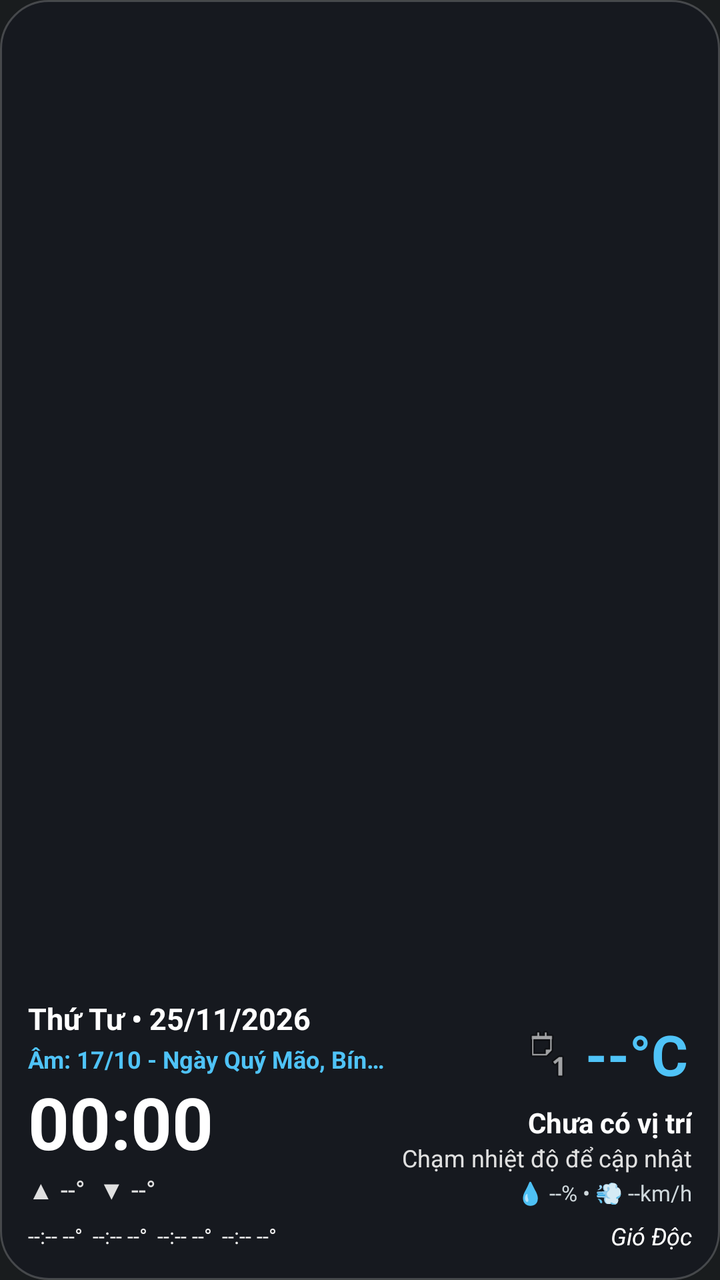
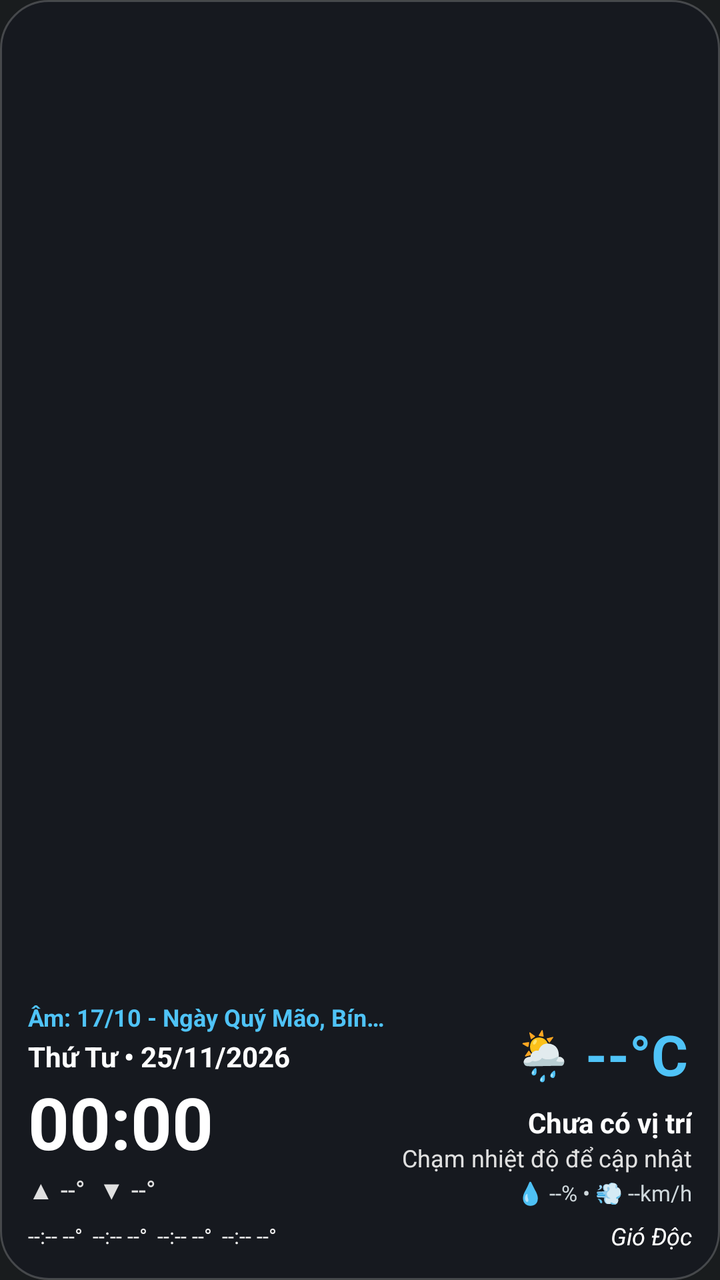

The first picture is an Android layout as it rendered before a commit; the second is the same layout after the commit. The layout source and the unified diff follow.
<!-- AndroidManifest.xml: application theme android:Theme.DeviceDefault.NoActionBar -->
<!-- res/layout/widget_weather_lunar.xml -->
<?xml version="1.0" encoding="utf-8"?>
<RelativeLayout xmlns:android="http://schemas.android.com/apk/res/android"
    android:id="@+id/widget_root"
    android:layout_width="match_parent"
    android:layout_height="match_parent"
    android:background="@drawable/bg_widget_glass_dark"
    android:padding="14dp">

    
    <LinearLayout
        android:id="@+id/left_column"
        android:layout_width="wrap_content"
        android:layout_height="wrap_content"
        android:layout_above="@+id/bottom_row"
        android:layout_alignParentStart="true"
        android:layout_toStartOf="@+id/right_column"
        android:layout_marginEnd="8dp"
        android:gravity="center_vertical"
        android:orientation="vertical">

        
        <TextView
            android:id="@+id/tv_solar_date"
            android:layout_width="wrap_content"
            android:layout_height="wrap_content"
            android:ellipsize="end"
            android:maxLines="1"
            android:text="Thứ Tư • 25/11/2026"
            android:textColor="#FFFFFF"
            android:textSize="15sp"
            android:textStyle="bold" />

        
        <TextView
            android:id="@+id/tv_lunar_date"
            android:layout_width="wrap_content"
            android:layout_height="wrap_content"
            android:layout_marginTop="2dp"
            android:ellipsize="end"
            android:maxLines="1"
            android:text="Âm: 17/10 - Ngày Quý Mão, Bính Ngọ"
            android:textColor="#4FC3F7"
            android:textSize="12sp"
            android:textStyle="bold" />

        
        <TextClock
            android:id="@+id/tv_clock"
            android:layout_width="wrap_content"
            android:layout_height="wrap_content"
            android:layout_marginTop="4dp"
            android:format12Hour="HH:mm"
            android:format24Hour="HH:mm"
            android:includeFontPadding="false"
            android:maxLines="1"
            android:textColor="#FFFFFF"
            android:textSize="36sp"
            android:textStyle="bold" />

        
        <TextView
            android:id="@+id/tv_min_max_temp"
            android:layout_width="wrap_content"
            android:layout_height="wrap_content"
            android:layout_marginTop="2dp"
            android:maxLines="1"
            android:text="▲ --°  ▼ --°"
            android:textColor="#E0E0E0"
            android:textSize="13sp" />
    </LinearLayout>

    
    <LinearLayout
        android:id="@+id/right_column"
        android:layout_width="wrap_content"
        android:layout_height="wrap_content"
        android:layout_above="@+id/bottom_row"
        android:layout_alignParentEnd="true"
        android:gravity="end|top"
        android:orientation="vertical">

        
        <LinearLayout
            android:id="@+id/btn_refresh_weather"
            android:layout_width="wrap_content"
            android:layout_height="wrap_content"
            android:gravity="center_vertical"
            android:orientation="horizontal"
            android:padding="2dp">

            <ImageView
                android:id="@+id/iv_weather_icon"
                android:layout_width="26dp"
                android:layout_height="26dp"
                android:layout_marginEnd="6dp"
                android:contentDescription="Thời tiết"
                android:src="@android:drawable/ic_menu_day" />

            <TextView
                android:id="@+id/tv_current_temp"
                android:layout_width="wrap_content"
                android:layout_height="wrap_content"
                android:maxLines="1"
                android:text="--°C"
                android:textColor="#4FC3F7"
                android:textSize="28sp"
                android:textStyle="bold" />
        </LinearLayout>

        
        <TextView
            android:id="@+id/tv_location_name"
            android:layout_width="wrap_content"
            android:layout_height="wrap_content"
            android:layout_marginTop="4dp"
            android:ellipsize="end"
            android:maxLines="1"
            android:text="Chưa có vị trí"
            android:textColor="#FFFFFF"
            android:textSize="14sp"
            android:textStyle="bold" />

        
        <TextView
            android:id="@+id/tv_weather_desc"
            android:layout_width="wrap_content"
            android:layout_height="wrap_content"
            android:ellipsize="end"
            android:maxLines="1"
            android:text="Chạm nhiệt độ để cập nhật"
            android:textColor="#E0E0E0"
            android:textSize="12sp" />

        
        <TextView
            android:id="@+id/tv_humidity_wind"
            android:layout_width="wrap_content"
            android:layout_height="wrap_content"
            android:layout_marginTop="2dp"
            android:maxLines="1"
            android:text="💧 --% • 💨 --km/h"
            android:textColor="#CFD8DC"
            android:textSize="11sp" />
    </LinearLayout>

    
    <RelativeLayout
        android:id="@+id/bottom_row"
        android:layout_width="match_parent"
        android:layout_height="wrap_content"
        android:layout_alignParentBottom="true"
        android:layout_marginTop="6dp">

        <LinearLayout
            android:id="@+id/hourly_row"
            android:layout_width="wrap_content"
            android:layout_height="wrap_content"
            android:layout_alignParentStart="true"
            android:layout_centerVertical="true"
            android:layout_toStartOf="@+id/tv_signature"
            android:layout_marginEnd="6dp"
            android:orientation="horizontal">

            <TextView
                android:id="@+id/tv_hour_1"
                android:layout_width="wrap_content"
                android:layout_height="wrap_content"
                android:layout_marginEnd="5dp"
                android:maxLines="1"
                android:text="--:-- --°"
                android:textColor="#EEEEEE"
                android:textSize="10.5sp" />

            <TextView
                android:id="@+id/tv_hour_2"
                android:layout_width="wrap_content"
                android:layout_height="wrap_content"
                android:layout_marginEnd="5dp"
                android:maxLines="1"
                android:text="--:-- --°"
                android:textColor="#EEEEEE"
                android:textSize="10.5sp" />

            <TextView
                android:id="@+id/tv_hour_3"
                android:layout_width="wrap_content"
                android:layout_height="wrap_content"
                android:layout_marginEnd="5dp"
                android:maxLines="1"
                android:text="--:-- --°"
                android:textColor="#EEEEEE"
                android:textSize="10.5sp" />

            <TextView
                android:id="@+id/tv_hour_4"
                android:layout_width="wrap_content"
                android:layout_height="wrap_content"
                android:maxLines="1"
                android:text="--:-- --°"
                android:textColor="#EEEEEE"
                android:textSize="10.5sp" />
        </LinearLayout>

        <TextView
            android:id="@+id/tv_signature"
            android:layout_width="wrap_content"
            android:layout_height="wrap_content"
            android:layout_alignParentEnd="true"
            android:layout_centerVertical="true"
            android:ellipsize="end"
            android:maxLines="1"
            android:text="Gió Độc"
            android:textColor="#FFFFFF"
            android:textSize="12sp"
            android:textStyle="italic" />
    </RelativeLayout>

</RelativeLayout>
<!-- resources referenced by this layout -->
<resources>
  <!-- drawable bg_widget_glass_dark (drawable) -->
  <?xml version="1.0" encoding="utf-8"?>
  <shape xmlns:android="http://schemas.android.com/apk/res/android"
      android:shape="rectangle">
      <solid android:color="#88141820" />
      <stroke
          android:width="1dp"
          android:color="#33FFFFFF" />
      <corners android:radius="24dp" />
  </shape>
</resources>

<!-- the commit's change to res/layout/widget_weather_lunar.xml (unified diff, before → after) -->
@@ -14,33 +14,33 @@
         android:layout_above="@+id/bottom_row"
         android:layout_alignParentStart="true"
         android:layout_toStartOf="@+id/right_column"
-        android:layout_marginEnd="8dp"
+        android:layout_marginEnd="6dp"
         android:gravity="center_vertical"
         android:orientation="vertical">
 
         
         <TextView
-            android:id="@+id/tv_solar_date"
-            android:layout_width="wrap_content"
-            android:layout_height="wrap_content"
-            android:ellipsize="end"
-            android:maxLines="1"
-            android:text="Thứ Tư • 25/11/2026"
-            android:textColor="#FFFFFF"
-            android:textSize="15sp"
-            android:textStyle="bold" />
-
-        
-        <TextView
             android:id="@+id/tv_lunar_date"
             android:layout_width="wrap_content"
             android:layout_height="wrap_content"
-            android:layout_marginTop="2dp"
             android:ellipsize="end"
             android:maxLines="1"
             android:text="Âm: 17/10 - Ngày Quý Mão, Bính Ngọ"
             android:textColor="#4FC3F7"
             android:textSize="12sp"
+            android:textStyle="bold" />
+
+        
+        <TextView
+            android:id="@+id/tv_solar_date"
+            android:layout_width="wrap_content"
+            android:layout_height="wrap_content"
+            android:layout_marginTop="2dp"
+            android:ellipsize="end"
+            android:maxLines="1"
+            android:text="Thứ Tư • 25/11/2026"
+            android:textColor="#FFFFFF"
+            android:textSize="14sp"
             android:textStyle="bold" />
 
         
@@ -88,13 +88,14 @@
             android:orientation="horizontal"
             android:padding="2dp">
 
-            <ImageView
-                android:id="@+id/iv_weather_icon"
-                android:layout_width="26dp"
-                android:layout_height="26dp"
+            <TextView
+                android:id="@+id/tv_weather_emoji"
+                android:layout_width="wrap_content"
+                android:layout_height="wrap_content"
                 android:layout_marginEnd="6dp"
-                android:contentDescription="Thời tiết"
-                android:src="@android:drawable/ic_menu_day" />
+                android:maxLines="1"
+                android:text="🌦️"
+                android:textSize="24sp" />
 
             <TextView
                 android:id="@+id/tv_current_temp"
